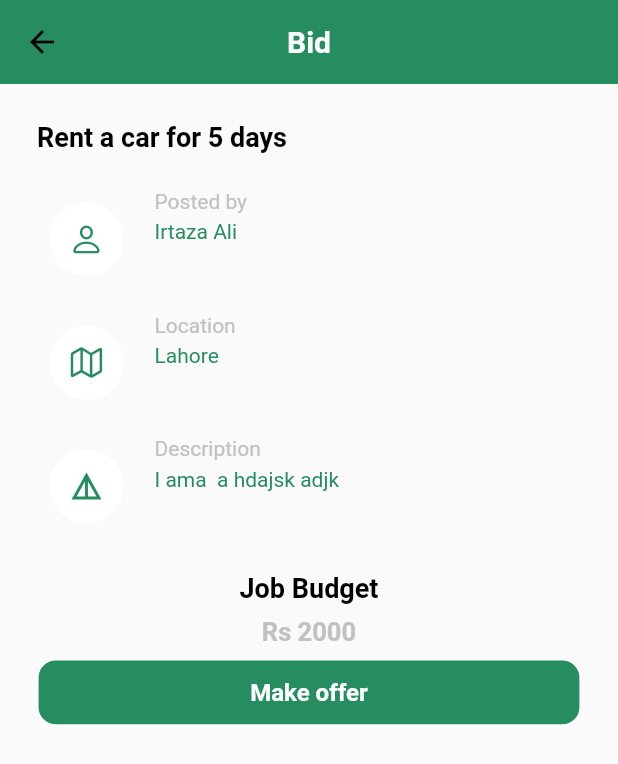
After one commit to ZapeeoSheikh/karegar, a Flutter app: the BiddingScreen screen opened directly, on a phone screen of 412 x 824 dp. The commit adds this screen. Shown: the top 764 px of the screen. Run offline on Flutter 3.47's test engine with Material 2 defaults, Android fonts, the light colour scheme and no system bars; drawn by our look-alikes of auto_size_text; our stand-ins replace cloud_firestore, firebase_auth, firebase_core, flutter_screenutil, geocoding, geolocator and 4 more; missing offline and left inert: datetime_setting, filter_list; accounts and stored records are empty.

```diff
--- a/lib/utils/colors.dart
+++ b/lib/utils/colors.dart
@@ -9,8 +9,15 @@ class KColors {
   static const kSecondary = Color(0xffe7ffff);
   static const kWhite = Colors.white;
   static const kBlack = Color(0xff000000);
+  // static const kGrey = Color(0xff838383);
+  static const kGrey2 = Color(0xff7d7d7d);
   static const kGrey = Color(0xff838383);
-  static const kRed = Color(0xfff00c0c);
+  static const kGrey1 = Color(0xff777777);
+  static const kGrey3 = Color(0xffc1c1c1);
+  static const kLightGrey = Color(0xfff6f6f6);
+  static const kYellow = Color(0xfff2ba27);
+  static const kRed = Color(0xffBB3F3F);
+  // static const kRed = Color(0xfff00c0c);
   static const kGreen = Color(0xff7cc32c);
   static const noColor = Colors.transparent;
 
--- /dev/null
+++ b/lib/view/biddingScreen.dart
@@ -0,0 +1,136 @@
+
+
+import 'package:softec/utils/widgets/custom_app_bar.dart';
+
+import '../utils/dynamic_sizes.dart';
+import '../utils/widgets/widgets_imports.dart';
+
+class BiddingScreen extends StatelessWidget {
+  const BiddingScreen({Key? key}) : super(key: key);
+
+  @override
+  Widget build(BuildContext context) {
+    return SafeArea(child: Scaffold(
+
+      appBar: CustomAppBar(
+        backgroundColor: KColors.kPrimary,
+        actions: [],
+        title: 'Bid',
+      ),
+
+      body: Padding(
+        padding:EdgeInsets.all(kHeight(0.03),),
+        child:Column(
+          children: [
+
+            Align(
+              alignment: Alignment.topLeft,
+
+              child: CustomText(
+                alignText: TextAlign.left,
+                maxLines: 2,
+                text: 'Rent a car for 5 days', textStyle: KTextStyles().heading(),),
+            ),
+
+            heightBox(0.02),
+            BidData(
+              icon: CupertinoIcons.person,
+              name: "Irtaza Ali",
+              title:"Posted by"
+            ), BidData(
+              icon: CupertinoIcons.map,
+              name: "Lahore",
+              title:"Location"
+            ),BidData(
+              icon: Icons.details_outlined,
+              name: "I ama  a hdajsk adjk",
+              title:"Description"
+            ),
+
+            heightBox(0.02),
+
+            Align(
+              alignment: Alignment.center,
+              child: CustomText(
+                  alignText: TextAlign.left,
+                  text: 'Job Budget', textStyle: KTextStyles().heading()),
+            ),
+            heightBox(0.01),
+            Align(
+              alignment: Alignment.center,
+              child: CustomText(
+                  alignText: TextAlign.left,
+                  text: 'Rs 2000', textStyle: KTextStyles().subHeading(
+                fontSize: 17,
+                textColor: KColors.kGrey3
+              )),
+
+
+            ),
+            heightBox(0.01),
+            PrimaryButton(
+              width: context.width,
+              text: "Make offer",
+              function: (){},
+            )
+
+          ],
+        ),
+      ),
+
+
+
+    ),);
+  }
+}
+
+class BidData extends StatelessWidget {
+  const BidData({
+    required this.name,
+    required this.title,
+    required this.icon,
+    super.key,
+  });
+  final String name,title;
+  final IconData icon;
+
+  @override
+  Widget build(BuildContext context) {
+    return Container(
+      height: kHeight(0.1),
+      // color: KColors.kPrimary,
+      width: context.width,
+      padding: EdgeInsets.all(kHeight(0.01)),
+
+      child: Row(
+        children: [
+
+          CircleAvatar(
+            radius: kHeight(0.03),
+            backgroundColor: KColors.kWhite,
+            child: Icon(icon,color: KColors.kPrimary,),
+            // backgroundImage: AssetImage('assets/images/carpenter.png'),
+          ),
+          widthBox(0.05),
+          Column(
+            mainAxisAlignment: MainAxisAlignment.start,
+            crossAxisAlignment: CrossAxisAlignment.start,
+            children: [
+
+              Align(
+                alignment: Alignment.topLeft,
+                child: CustomText(
+                  alignText: TextAlign.left,
+                  text: title, textStyle: KTextStyles().normal(textColor: KColors.kGrey3,),),
+              ),
+              heightBox(0.005),
+              CustomText(text: name, textStyle: KTextStyles().normal(textColor: KColors.kPrimary,),),
+
+            ],
+          )
+        ],
+
+      ),
+    );
+  }
+}
```
